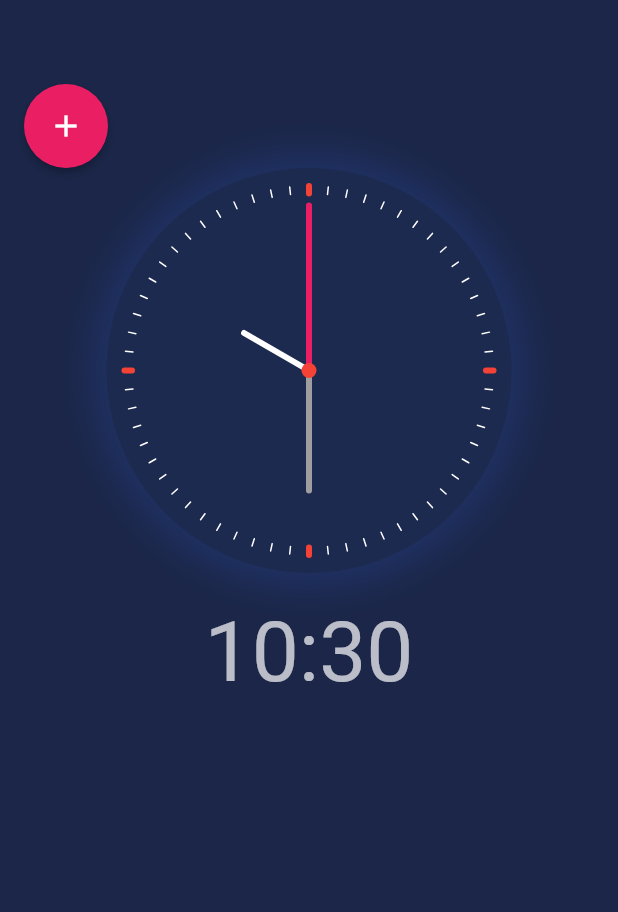
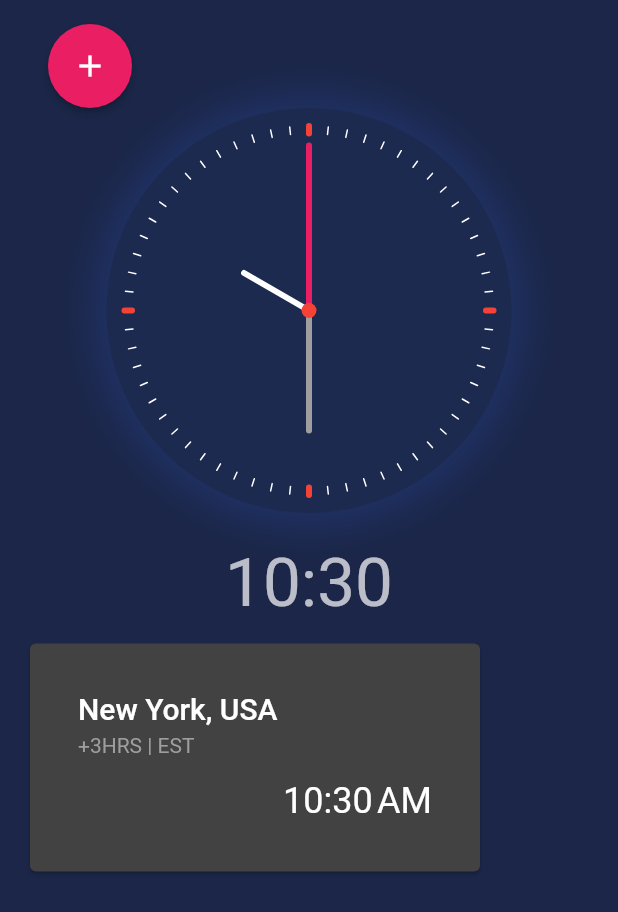
Before and after one commit to linnefromice/flutter_worldtime_clock, a Flutter app: the screen it shows after launch, on a phone screen of 412 x 824 dp. Shown: the top 912 px of the screen. Run offline on Flutter 3.47's test engine with Material 2 defaults, Android fonts, the phone set to English and light mode, and no system bars; our stand-ins replace flutter_riverpod; network calls fail.

Commit message:
adjustment design

```diff
--- a/lib/presentation/pages/clock_page.dart
+++ b/lib/presentation/pages/clock_page.dart
@@ -8,13 +8,6 @@ import 'package:flutter_worldtime_clock/presentation/widgets/clock_container.dar
 import 'package:flutter_worldtime_clock/presentation/widgets/clock_hands.dart';
 import 'package:intl/intl.dart';
 
-class TimeNotifier extends StateNotifier<DateTime> {
-  TimeNotifier() : super(DateTime.now()) {
-    Timer.periodic(Duration(seconds: 1), (timer) {
-      state = DateTime.now();
-    });
-  }
-}
 final timeProvider = StateProvider<DateTime>((ref) => DateTime.now());
 final timezone = FutureProvider<TimeInfo?>((ref) async {
   return WorldTimeApi.getCurrentTime();
@@ -29,12 +22,9 @@ class _State extends State<ClockPage> {
   @override
   Widget build(BuildContext context) {
     return Scaffold(
-      appBar: AppBar(
-        elevation: 0,
-        backgroundColor: Colors.transparent,
-      ),
-      body: Column(
-        crossAxisAlignment: CrossAxisAlignment.start,
+      body: SafeArea(
+        child: ListView(
+          padding: EdgeInsets.all(16.0),
           children: [
             Row(
               children: [
@@ -78,14 +68,58 @@ class _State extends State<ClockPage> {
                       ),
                       Text(
                         DateFormat.Hm().format(time),
-                      style: Theme.of(context).textTheme.headline2,
-                    )
+                        style: Theme.of(context).textTheme.headline3,
+                      ),
+                      SizedBox(height: 10.0)
                     ],
                   );
                 },
               )
+            ),
+            SizedBox(
+              height: 160,
+              child: ListView(
+                scrollDirection: Axis.horizontal,
+                children: [
+                  Card(
+                    child: Container(
+                      width: 300,
+                      padding: const EdgeInsets.all(32.0),
+                      child: Column(
+                        crossAxisAlignment: CrossAxisAlignment.stretch,
+                        children: [
+                          Text(
+                            "New York, USA",
+                            style: TextStyle(
+                              color: Colors.white,
+                              fontWeight: FontWeight.w500,
+                              fontSize: 20.0,
+                            )
+                          ),
+                          SizedBox(height: 5.0),
+                          Text(
+                            "+3HRS | EST",
+                            style: TextStyle(
+                              color: Colors.grey,
+                            ),
+                          ),
+                          SizedBox(height: 15.0),
+                          Text(
+                            DateFormat.jm().format(DateTime.now()),
+                            textAlign: TextAlign.right,
+                            style: TextStyle(
+                              fontSize: 24.0,
+                            ),
+                          ),
+                        ],
+                      ),
+                    )
                   )
                 ],
+              )
+            )
+          ],
+        ),
       ),
     );
   }
```
Lines whose indentation alone changed are shown as unchanged.
